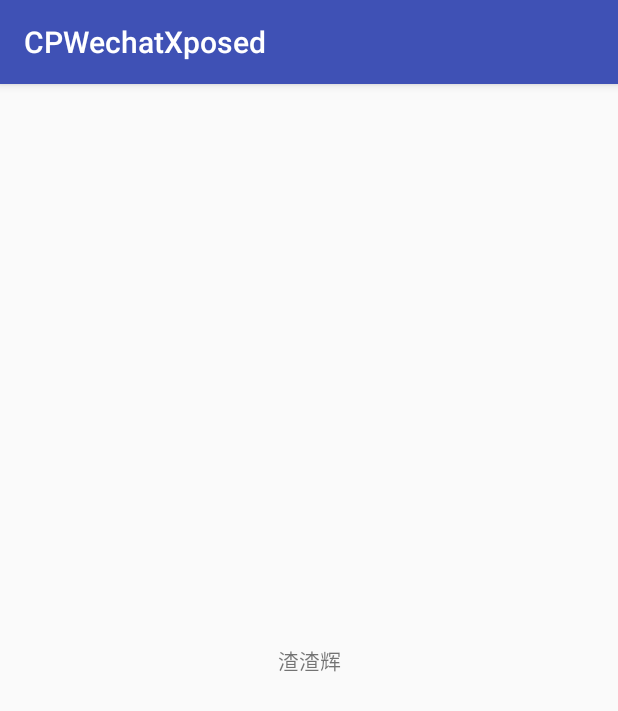
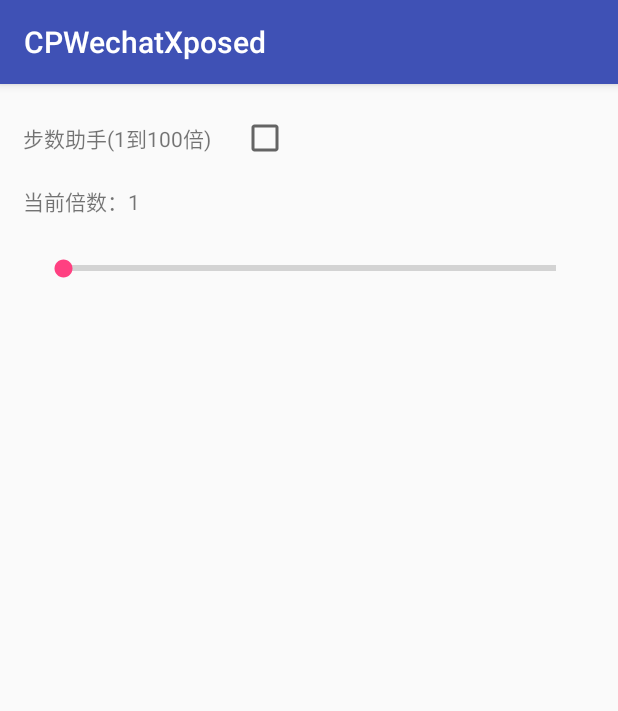
Before and after one commit to coder-pig/CPWechatXposed, an Android app: the screen it shows after launch (MainActivity before the commit, SettingActivity after it), on a phone screen of 412 x 824 dp. Shown: the top 711 px of the screen. Run offline under Robolectric (Android 15) with nearby library versions, the phone set to English and light mode, and no system bars; libraries missing offline, so code that uses them is left out: com.orhanobut.hawk; 1 statement that could not run was skipped.

Commit message:
添加Hook微信运动的脚本

```diff
--- a/app/src/main/AndroidManifest.xml
+++ b/app/src/main/AndroidManifest.xml
@@ -8,6 +8,7 @@
         android:label="@string/app_name"
         android:roundIcon="@mipmap/ic_launcher_round"
         android:supportsRtl="true"
+        android:name=".App"
         android:theme="@style/AppTheme">
 
         <meta-data
@@ -20,7 +21,7 @@
             android:name="xposedminversion"
             android:value="82" />
 
-        <activity android:name=".MainActivity">
+        <activity android:name=".SettingActivity">
             <intent-filter>
                 <action android:name="android.intent.action.MAIN" />
 
--- /dev/null
+++ b/app/src/main/java/com/coderpig/cpwechatxposed/App.kt
@@ -0,0 +1,22 @@
+package com.coderpig.cpwechatxposed
+
+import android.app.Application
+import com.orhanobut.hawk.Hawk
+import kotlin.properties.Delegates
+
+/**
+ * 描述：
+ *
+ * @author CoderPig on 2018/04/24 15:22.
+ */
+class App : Application() {
+    companion object {
+        var instance by Delegates.notNull<App>()
+    }
+
+    override fun onCreate() {
+        super.onCreate()
+        instance = this
+        Hawk.init(this).build()
+    }
+}
--- /dev/null
+++ b/app/src/main/java/com/coderpig/cpwechatxposed/Constants.kt
@@ -0,0 +1,14 @@
+package com.coderpig.cpwechatxposed
+
+/**
+ * 描述：
+ *
+ * @author CoderPig on 2018/04/24 15:11.
+ */
+class Constants {
+    companion object {
+        val IS_STEP_OPEN = "is_step_open"
+        val CUR_STEP_MULT = "cur_step_multiple"
+
+    }
+}
--- a/app/src/main/java/com/coderpig/cpwechatxposed/MainActivity.java
+++ b/app/src/main/java/com/coderpig/cpwechatxposed/MainActivity.java
@@ -1,18 +1,32 @@
 package com.coderpig.cpwechatxposed;
 
+import android.hardware.Sensor;
+import android.hardware.SensorEvent;
+import android.hardware.SensorEventListener;
+import android.hardware.SensorManager;
 import android.os.Bundle;
 import android.support.v7.app.AppCompatActivity;
-import android.widget.TextView;
+import android.util.Log;
 
-public class MainActivity extends AppCompatActivity {
-
-    TextView tv;
+public class MainActivity extends AppCompatActivity implements SensorEventListener {
 
     @Override
     protected void onCreate(Bundle savedInstanceState) {
         super.onCreate(savedInstanceState);
         setContentView(R.layout.activity_main);
-        tv = findViewById(R.id.tv);
-        tv.setText("渣渣辉");
+        SensorManager sm = (SensorManager) getSystemService(SENSOR_SERVICE);
+        Sensor sensor = sm.getDefaultSensor(Sensor.TYPE_STEP_COUNTER);
+        sm.registerListener(this, sensor, SensorManager.SENSOR_DELAY_FASTEST);
     }
+
+    @Override
+    public void onSensorChanged(SensorEvent event) {
+        final float[] _Data = event.values;
+        for (int i = 0; i < _Data.length; i++) {
+            Log.e("Sensor", "" + _Data[i]);
+        }
+        this.onSensorChanged(event);
+    }
+
+    @Override public void onAccuracyChanged(Sensor sensor, int accuracy) { }
 }
--- /dev/null
+++ b/app/src/main/java/com/coderpig/cpwechatxposed/SettingActivity.kt
@@ -0,0 +1,45 @@
+package com.coderpig.cpwechatxposed
+
+import android.annotation.SuppressLint
+import android.os.Bundle
+import android.support.v7.app.AppCompatActivity
+import android.widget.SeekBar
+import kotlinx.android.synthetic.main.activity_setting.*
+
+/**
+ * 描述：
+ *
+ * @author CoderPig on 2018/04/24 14:45.
+ */
+
+class SettingActivity : AppCompatActivity() {
+    override fun onCreate(savedInstanceState: Bundle?) {
+        super.onCreate(savedInstanceState)
+        setContentView(R.layout.activity_setting)
+        initView()
+    }
+
+    @SuppressLint("SetTextI18n")
+    private fun initView() {
+        tv_mutiple.text = ((resources.getString(R.string.cur_multiple) +
+                (SharedPreferenceUtils.getSP(App.instance, Constants.CUR_STEP_MULT, "0").toString().toInt() + 1)))
+        cb_step_switch.isChecked = SharedPreferenceUtils.getSP(App.instance, Constants.IS_STEP_OPEN, false) as Boolean
+
+        cb_step_switch.setOnCheckedChangeListener({ _, isChecked ->
+            SharedPreferenceUtils.putSP(Constants.IS_STEP_OPEN, isChecked)
+        })
+        sb_multiple.progress = SharedPreferenceUtils.getSP(App.instance, Constants.CUR_STEP_MULT, "1").toString().toInt() + 1
+        sb_multiple.setOnSeekBarChangeListener(object : SeekBar.OnSeekBarChangeListener {
+            override fun onProgressChanged(seekBar: SeekBar, progress: Int, fromUser: Boolean) {
+                tv_mutiple.text = resources.getString(R.string.cur_multiple) + (progress + 1)
+            }
+
+            override fun onStartTrackingTouch(seekBar: SeekBar) {}
+
+            override fun onStopTrackingTouch(seekBar: SeekBar) {
+                SharedPreferenceUtils.putSP(Constants.CUR_STEP_MULT, "" + seekBar.progress)
+            }
+        })
+    }
+
+}
--- /dev/null
+++ b/app/src/main/java/com/coderpig/cpwechatxposed/SharedPreferenceUtils.kt
@@ -0,0 +1,42 @@
+package com.coderpig.cpwechatxposed
+
+import android.annotation.SuppressLint
+import android.content.Context
+
+
+/**
+ * 描述：
+ *
+ * @author CoderPig on 2018/04/24 17:00.
+ */
+class SharedPreferenceUtils {
+    companion object {
+        @SuppressLint("ApplySharedPref")
+        fun putSP(key: String, value: Any) {
+            val type = value.javaClass.simpleName
+            val sharedPreferences = App.instance.getSharedPreferences("config",Context.MODE_WORLD_READABLE)
+            val editor = sharedPreferences.edit()
+            when (type) {
+                "Integer" -> editor.putInt(key, value as Int)
+                "Boolean" -> editor.putBoolean(key, value as Boolean)
+                "String" -> editor.putString(key, value as String)
+                "Float" -> editor.putFloat(key, value as Float)
+                "Long" -> editor.putLong(key, value as Long)
+            }
+            editor.apply()
+        }
+
+        fun getSP(context: Context, key: String, defValue: Any): Any? {
+            val type = defValue.javaClass.simpleName
+            val sharedPreferences = App.instance.getSharedPreferences("config",Context.MODE_WORLD_READABLE)
+            return when (type) {
+                "Integer" -> sharedPreferences.getInt(key, defValue as Int)
+                "Boolean" -> sharedPreferences.getBoolean(key, defValue as Boolean)
+                "String" -> sharedPreferences.getString(key, defValue as String)
+                "Float" -> sharedPreferences.getFloat(key, defValue as Float)
+                "Long" -> sharedPreferences.getLong(key, defValue as Long)
+                else -> null
+            }
+        }
+    }
+}
--- /dev/null
+++ b/app/src/main/res/layout/activity_setting.xml
@@ -0,0 +1,51 @@
+<?xml version="1.0" encoding="utf-8"?>
+<android.support.constraint.ConstraintLayout xmlns:android="http://schemas.android.com/apk/res/android"
+    xmlns:app="http://schemas.android.com/apk/res-auto"
+    xmlns:tools="http://schemas.android.com/tools"
+    android:layout_width="match_parent"
+    android:layout_height="match_parent">
+
+    <TextView
+        android:id="@+id/tv_step_lable"
+        android:layout_width="wrap_content"
+        android:layout_height="wrap_content"
+        android:layout_marginLeft="15dp"
+        android:layout_marginTop="25dp"
+        android:text="@string/step_label"
+        app:layout_constraintLeft_toLeftOf="parent"
+        app:layout_constraintTop_toTopOf="parent" />
+
+    <CheckBox
+        android:id="@+id/cb_step_switch"
+        android:layout_width="wrap_content"
+        android:layout_height="wrap_content"
+        android:layout_marginStart="20dp"
+        app:layout_constraintBottom_toBottomOf="@+id/tv_step_lable"
+        app:layout_constraintStart_toEndOf="@+id/tv_step_lable"
+        app:layout_constraintTop_toTopOf="@+id/tv_step_lable" />
+
+    <TextView
+        android:id="@+id/tv_mutiple"
+        android:layout_width="wrap_content"
+        android:layout_height="wrap_content"
+        android:layout_marginStart="15dp"
+        android:layout_marginTop="15dp"
+        android:text="@string/cur_multiple"
+        app:layout_constraintLeft_toLeftOf="parent"
+        app:layout_constraintTop_toBottomOf="@+id/cb_step_switch" />
+
+    <SeekBar
+        android:id="@+id/sb_multiple"
+        style="?android:attr/progressBarStyleHorizontal"
+        android:layout_width="0dp"
+        android:layout_height="wrap_content"
+        android:layout_marginEnd="25dp"
+        android:layout_marginStart="25dp"
+        android:layout_marginTop="25dp"
+        android:max="999"
+        app:layout_constraintEnd_toEndOf="parent"
+        app:layout_constraintLeft_toLeftOf="parent"
+        app:layout_constraintStart_toStartOf="parent"
+        app:layout_constraintTop_toBottomOf="@+id/tv_mutiple" />
+
+</android.support.constraint.ConstraintLayout>
--- a/app/src/main/res/values/strings.xml
+++ b/app/src/main/res/values/strings.xml
@@ -1,3 +1,7 @@
 <resources>
     <string name="app_name">CPWechatXposed</string>
+    <string name="step_label">步数助手(1到100倍)</string>
+    <string name="enable">启用</string>
+    <string name="disable">禁用</string>
+    <string name="cur_multiple">当前倍数：</string>
 </resources>
--- a/build.gradle
+++ b/build.gradle
@@ -1,6 +1,7 @@
 // Top-level build file where you can add configuration options common to all sub-projects/modules.
 
 buildscript {
+    ext.kotlin_version = '1.2.40'
 
     repositories {
         google()
@@ -8,7 +9,7 @@ buildscript {
     }
     dependencies {
         classpath 'com.android.tools.build:gradle:3.0.1'
-
+        classpath "org.jetbrains.kotlin:kotlin-gradle-plugin:$kotlin_version"
 
         // NOTE: Do not place your application dependencies here; they belong
         // in the individual module build.gradle files
```
Also changed, not shown: app/build.gradle (+8 -4 lines), app/src/main/java/com/coderpig/cpwechatxposed/Test.java (deleted, +0 -21 lines), app/src/main/java/com/coderpig/cpwechatxposed/XPreferenceUtils.kt (added, +29 -0 lines), app/src/main/java/com/coderpig/cpwechatxposed/XposedInit.java (deleted, +0 -44 lines), app/src/main/java/com/coderpig/cpwechatxposed/XposedInit.kt (added, +45 -0 lines).
